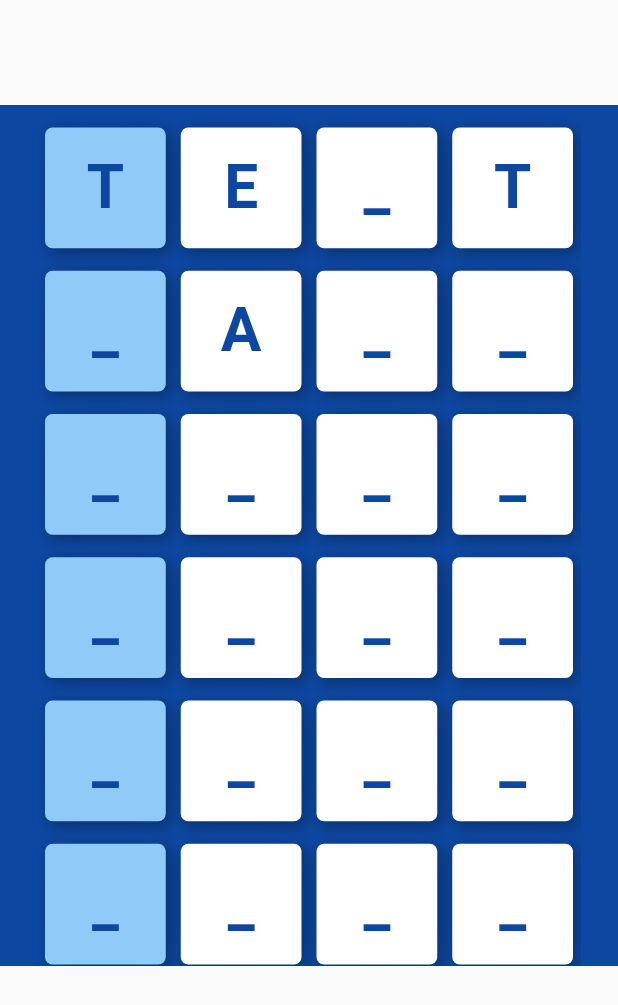
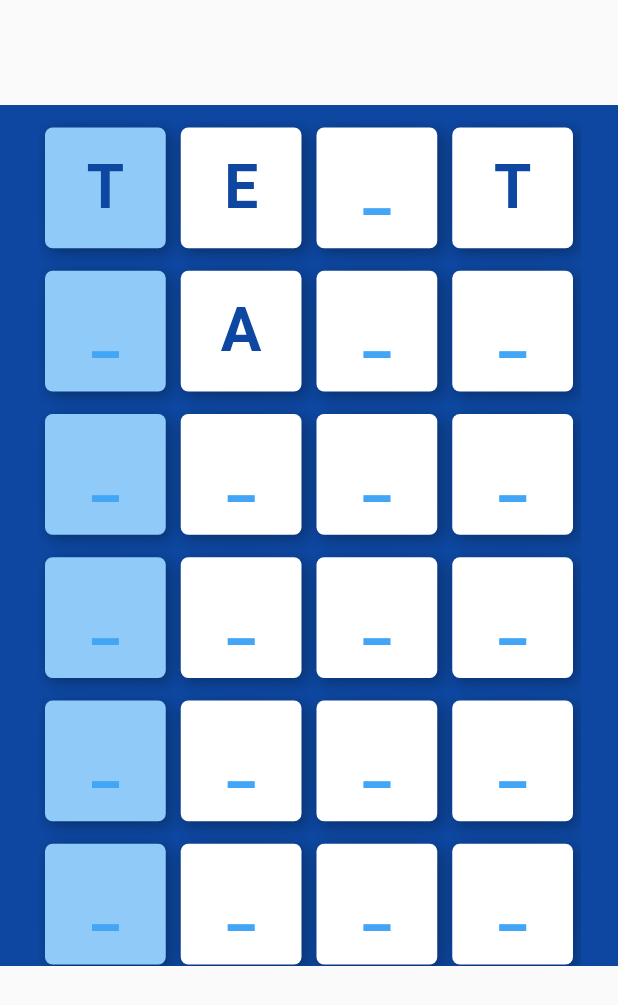
Before and after one commit to DarkBones/crossword, a Flutter app: the screen it shows after launch, on a phone screen of 412 x 824 dp. Shown: the top 1005 px of the screen. Run offline on Flutter 3.47's test engine with Material 2 defaults, Android fonts, the phone set to English and light mode, and no system bars.

Commit message:
Style change

```diff
--- a/lib/src/widgets/puzzle_cell.dart
+++ b/lib/src/widgets/puzzle_cell.dart
@@ -51,9 +51,17 @@ class PuzzleCell extends StatelessWidget {
   TextStyle getTextStyle() {
     return TextStyle(
       fontSize: cellWidth / 2,
-      color: Colors.blue[900],
+      color: getTextColor(),
       fontWeight: FontWeight.bold,
     );
+  }
+
+  Color getTextColor() {
+    if (isSolved) {
+      return Colors.blue[900];
+    }
+
+    return Colors.blue[400];
   }
 
   BoxDecoration getBoxDecoration() {
```
